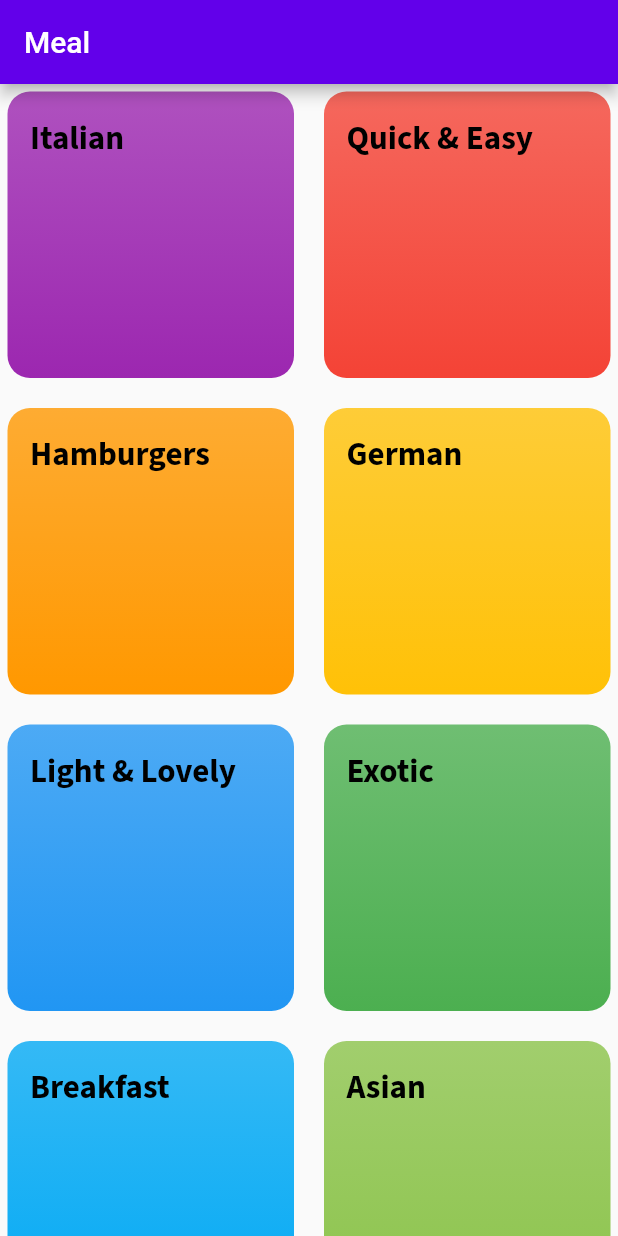
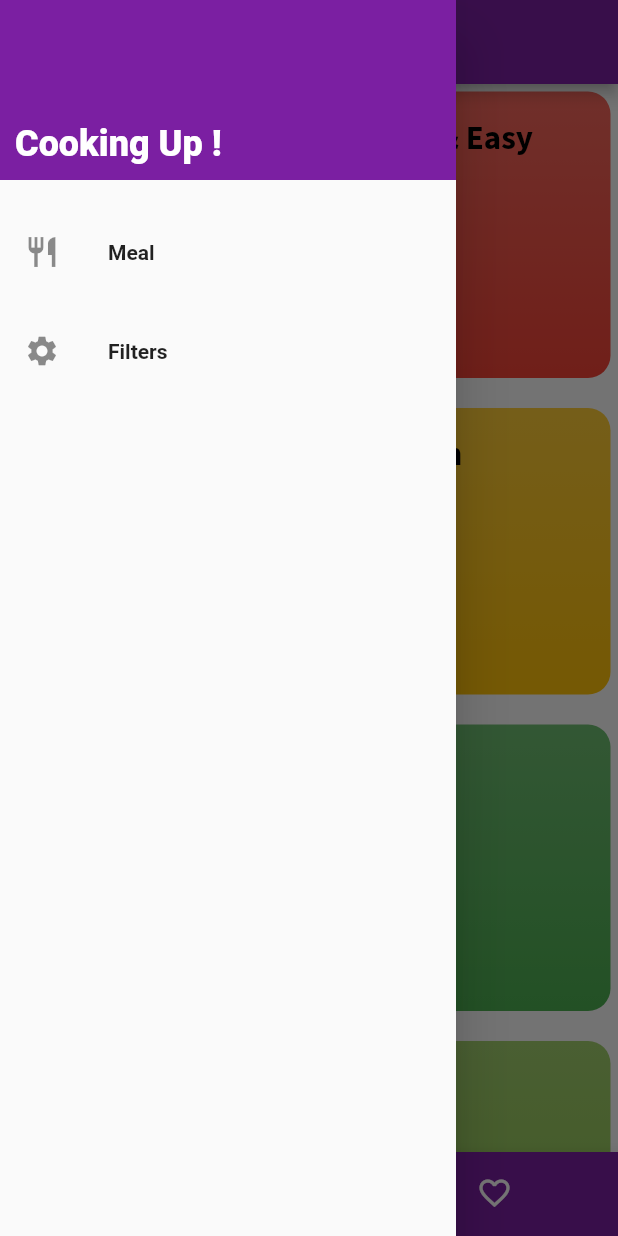
Before and after one commit to azutsavv/meal_app, a Flutter app: the screen it shows after launch, with the side drawer open (before the commit the screen has no drawer), on a phone screen of 412 x 824 dp. Run offline on Flutter 3.47's test engine with Material 2 defaults, Android fonts, the light colour scheme and no system bars; our stand-ins replace google_fonts; Roboto replaces fonts that are missing (RobotoCondensed).

Commit message:
Drawer complete

```diff
--- a/lib/fonts/fonts.dart
+++ b/lib/fonts/fonts.dart
@@ -5,18 +5,18 @@ import 'package:google_fonts/google_fonts.dart';
 
 class title_font extends StatelessWidget {
   final String text;
-  const title_font({super.key , required this.text });
+  final Color colors;
+  const title_font({super.key, required this.text , this.colors = Colors.black});
 
   @override
   Widget build(BuildContext context) {
-    return Text(text ,
-    style: GoogleFonts.sourceSansPro(
-      color: Colors.black,
-      fontWeight: FontWeight.bold,
-      fontSize: 22,
-
-    ),
-
+    return Text(
+      text,
+      style: GoogleFonts.sourceSansPro(
+        color: colors,
+        fontWeight: FontWeight.bold,
+        fontSize: 22,
+      ),
     );
   }
 }
--- a/lib/main.dart
+++ b/lib/main.dart
@@ -2,6 +2,7 @@ import 'package:flutter/material.dart';
 import 'package:meal_app_navigation/screens/category_scree.dart';
 import 'package:meal_app_navigation/screens/catogory_screen_meals.dart';
 import 'package:meal_app_navigation/screens/meal_detail_screen.dart';
+import 'package:meal_app_navigation/screens/tabs_screen.dart';
 
 
 void main() {
@@ -16,9 +17,9 @@ class MyApp extends StatelessWidget {
   Widget build(BuildContext context) {
     return MaterialApp(
       debugShowCheckedModeBanner: false,
-      initialRoute: 'chk',
+      initialRoute: './',
       routes: {
-
+        './':(context) => TabScreen(),
         'chk':(context) => const categoryScreen(),
         'catmeal':(context) => CategoryMealScreen(),
         'mealdetail':(context) => MealDetailDcreen(),
--- a/lib/screens/category_scree.dart
+++ b/lib/screens/category_scree.dart
@@ -11,13 +11,7 @@ class categoryScreen extends StatelessWidget {
 
   @override
   Widget build(BuildContext context) {
-    return Material(
-      child: Scaffold(
-        appBar: AppBar(
-          backgroundColor: Colors.deepPurpleAccent.shade700,
-          title: Text('Meal'),
-        ),
-        body: GridView(
+    return GridView(
         padding: EdgeInsets.all(5),
         gridDelegate: SliverGridDelegateWithMaxCrossAxisExtent(
           maxCrossAxisExtent: 200,
@@ -31,8 +25,6 @@ class categoryScreen extends StatelessWidget {
                   colors: e.colors,
                   title: e.title,
                 ))
-                .toList()),
-      ),
-    );
+            .toList());
   }
 }
--- /dev/null
+++ b/lib/screens/favourite_screen.dart
@@ -0,0 +1,12 @@
+import 'package:flutter/material.dart';
+import 'package:flutter/src/widgets/framework.dart';
+import 'package:flutter/src/widgets/placeholder.dart';
+
+class FavouriteScreen extends StatelessWidget {
+  const FavouriteScreen({super.key});
+
+  @override
+  Widget build(BuildContext context) {
+    return const Center(child: Text('favourite'),);
+  }
+}
--- a/lib/screens/meal_detail_screen.dart
+++ b/lib/screens/meal_detail_screen.dart
@@ -13,8 +13,11 @@ class MealDetailDcreen extends StatelessWidget {
     final mealID = ModalRoute.of(context)?.settings.arguments as String;
     final selectedMeal = DUMMY_MEALS.firstWhere((meal) => meal.id == mealID);
     return Scaffold(
+      backgroundColor: Colors.pink.shade50,
       appBar: AppBar(
         title: Text(selectedMeal.title),
+        backgroundColor: Colors.deepPurpleAccent.shade700,
+
       ),
       body: SingleChildScrollView(
         child: Column(children: [
@@ -46,7 +49,7 @@ class MealDetailDcreen extends StatelessWidget {
               height: 230,
               decoration: BoxDecoration(
                 border: Border.all(
-                  color: Colors.blue.shade700,
+                  color: Colors.deepPurpleAccent.shade700,
                   style: BorderStyle.solid,
                   width: 3
                 ),
@@ -88,7 +91,7 @@ class MealDetailDcreen extends StatelessWidget {
                 height: 300,
                 decoration: BoxDecoration(
                   border: Border.all(
-                    color: Colors.blue.shade700,
+                    color: Colors.deepPurpleAccent.shade700,
                     style: BorderStyle.solid,
                     width: 3
                   ),
--- /dev/null
+++ b/lib/screens/tabs_screen.dart
@@ -0,0 +1,61 @@
+import 'package:flutter/material.dart';
+import 'package:meal_app_navigation/fonts/fonts.dart';
+import 'package:meal_app_navigation/screens/category_scree.dart';
+import 'package:meal_app_navigation/screens/favourite_screen.dart';
+import 'package:meal_app_navigation/widgets/main_Drawer.dart';
+
+class TabScreen extends StatefulWidget {
+  const TabScreen({super.key});
+
+  @override
+  State<TabScreen> createState() => _TabScreenState();
+}
+
+class _TabScreenState extends State<TabScreen> {
+  final List<Map<String,dynamic>> _Pages = [
+    {'pages': const categoryScreen() , 'title' : 'Category'},
+    {'pages' : const FavouriteScreen(),'title' : 'Favourite'},
+];
+
+  int _selectedPageIndex = 0;
+
+  void _selectPage(int index) {
+    setState(() {
+      _selectedPageIndex = index;
+    });
+    ;
+  }
+
+  @override
+  Widget build(BuildContext context) {
+    return Scaffold(
+      appBar: AppBar(
+
+        title:  title_font(
+          text: _Pages[_selectedPageIndex]['title'],
+          colors: Colors.white,
+        ),
+        backgroundColor: Colors.purple.shade700,
+      ),
+      body: _Pages[_selectedPageIndex]['pages'],
+      bottomNavigationBar:
+          BottomNavigationBar(
+            backgroundColor: Colors.purple.shade700,
+            unselectedItemColor: Colors.white,
+            selectedItemColor: Colors.pinkAccent.shade100,
+            currentIndex: _selectedPageIndex,
+            type: BottomNavigationBarType.shifting,
+            onTap: _selectPage,
+            items:  [
+        BottomNavigationBarItem(
+            backgroundColor: Colors.purple.shade700,
+            icon: Icon(Icons.category_outlined), label: 'Category'),
+        BottomNavigationBarItem(
+          backgroundColor: Colors.purple.shade700,
+            icon: Icon(Icons.favorite_outline), label: 'Favourite')
+      ]),
+
+      drawer: MainDrawer(),
+    );
+  }
+}
--- /dev/null
+++ b/lib/widgets/main_Drawer.dart
@@ -0,0 +1,52 @@
+import 'package:flutter/material.dart';
+import 'package:flutter/src/widgets/framework.dart';
+import 'package:flutter/src/widgets/placeholder.dart';
+
+class MainDrawer extends StatelessWidget {
+  Widget buildListTile(String title, IconData icon) {
+    return ListTile(
+      leading: Icon(icon),
+      title: Text(
+        title,
+        style: const TextStyle(
+            fontWeight: FontWeight.bold, fontFamily: 'RobotoCondensed'),
+      ),
+      //onTap: () {},
+    );
+  }
+
+  const MainDrawer({super.key});
+
+  @override
+  Widget build(BuildContext context) {
+    return Drawer(
+      child: Column(
+        children: [
+          Container(
+            height: 120,
+            width: double.infinity,
+            alignment: Alignment.bottomLeft,
+            padding: EdgeInsets.all(10),
+            color: Colors.purple.shade700,
+            child: const Text(
+              'Cooking Up !',
+              style: TextStyle(
+                fontSize: 24,
+                fontWeight: FontWeight.w900,
+                color: Colors.white,
+              ),
+            ),
+          ),
+          const SizedBox(
+            height: 20,
+          ),
+          buildListTile('Meal', Icons.restaurant),
+          const SizedBox(
+            height: 10,
+          ),
+          buildListTile('Filters', Icons.settings),
+        ],
+      ),
+    );
+  }
+}
```
Lines whose indentation alone changed are shown as unchanged.
